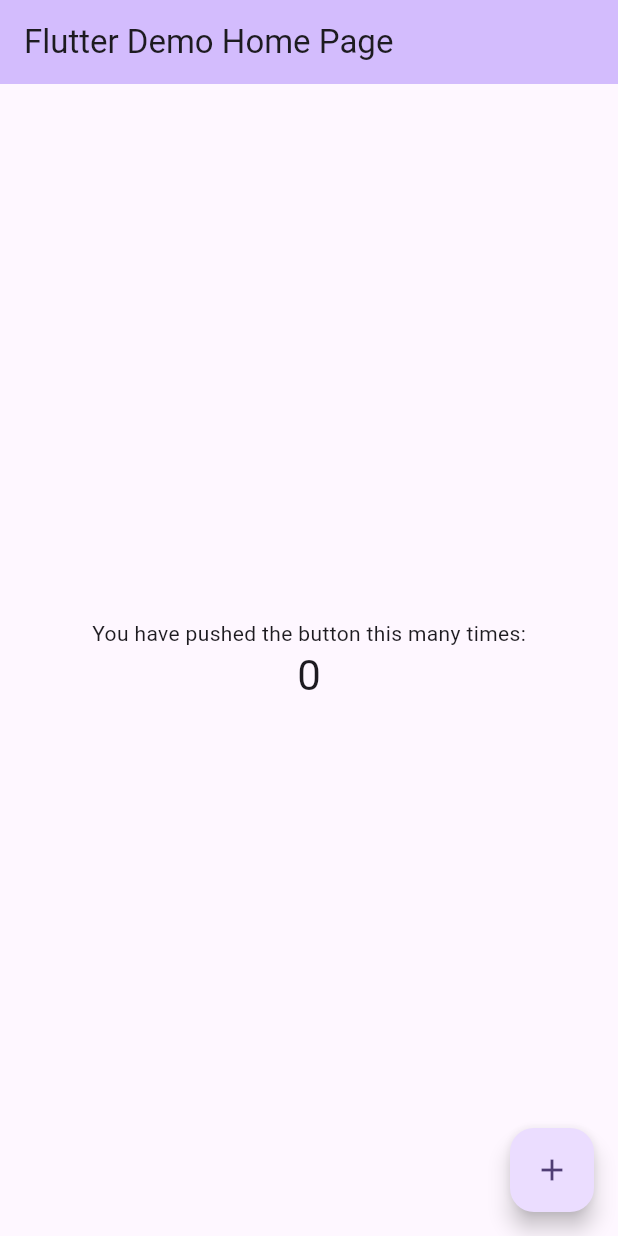
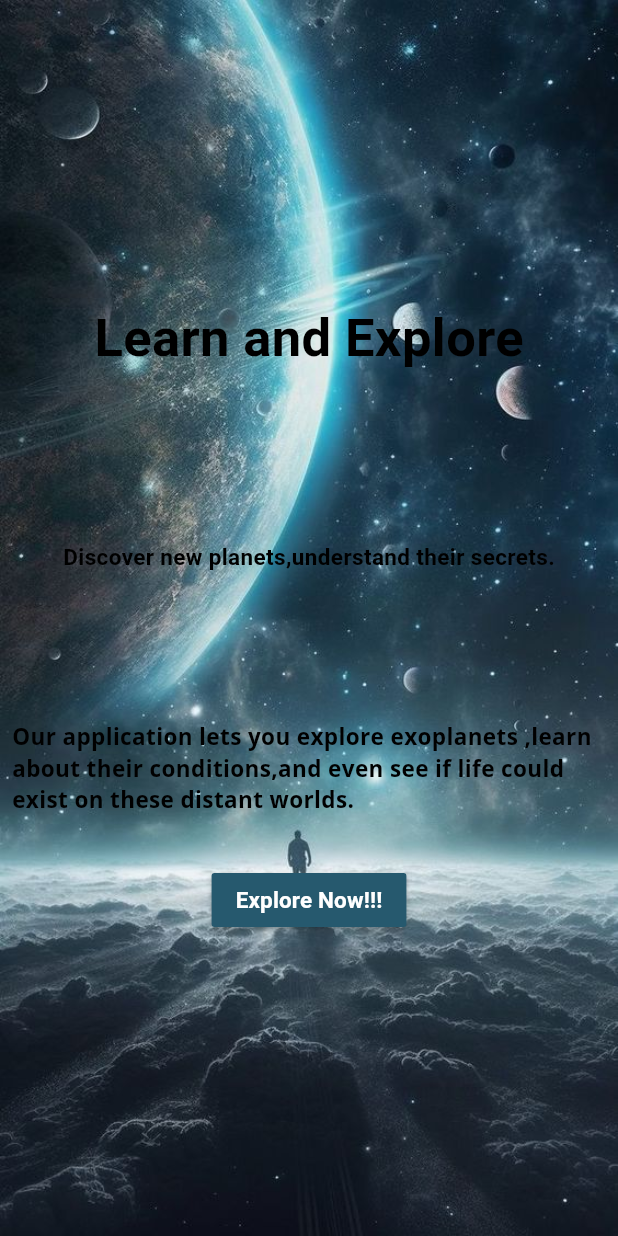
Before and after one commit to M0alaa330/Discover-Planets, a Flutter app: the screen it shows after launch, on a phone screen of 412 x 824 dp. Run offline on Flutter 3.47's test engine with Material 3 defaults, Android fonts, the phone set to English and light mode, and no system bars; our stand-ins replace google_fonts; Roboto replaces fonts that are missing (Audiowide).

Commit message:
create folders,on boarding finish ...

```diff
--- /dev/null
+++ b/lib/fonts/font_model.dart
@@ -0,0 +1,18 @@
+import 'package:flutter/material.dart';
+import 'package:google_fonts/google_fonts.dart';
+
+TextStyle fontStyle(
+    {required double fontSize,
+    required Color color,
+    required FontWeight fontWeight}) {
+  return GoogleFonts.audiowide(
+      color: color, fontSize: fontSize, fontWeight: fontWeight);
+}
+
+TextStyle textstyle(
+    {required double fontSize,
+    required Color color,
+    required FontWeight fontWeight}) {
+  return GoogleFonts.openSans(
+      color: color, fontSize: fontSize, fontWeight: fontWeight);
+}
--- a/lib/main.dart
+++ b/lib/main.dart
@@ -1,3 +1,5 @@
+import 'package:discover_planets/screens/home_screen.dart';
+import 'package:discover_planets/screens/onbording.dart';
 import 'package:flutter/material.dart';
 
 void main() {
@@ -7,119 +9,14 @@
 class MyApp extends StatelessWidget {
   const MyApp({super.key});
 
-  // This widget is the root of your application.
   @override
   Widget build(BuildContext context) {
     return MaterialApp(
-      title: 'Flutter Demo',
-      theme: ThemeData(
-        // This is the theme of your application.
-        //
-        // TRY THIS: Try running your application with "flutter run". You'll see
-        // the application has a purple toolbar. Then, without quitting the app,
-        // try changing the seedColor in the colorScheme below to Colors.green
-        // and then invoke "hot reload" (save your changes or press the "hot
-        // reload" button in a Flutter-supported IDE, or press "r" if you used
-        // the command line to start the app).
-        //
-        // Notice that the counter didn't reset back to zero; the application
-        // state is not lost during the reload. To reset the state, use hot
-        // restart instead.
-        //
-        // This works for code too, not just values: Most code changes can be
-        // tested with just a hot reload.
-        colorScheme: ColorScheme.fromSeed(seedColor: Colors.deepPurple),
-        useMaterial3: true,
-      ),
-      home: const MyHomePage(title: 'Flutter Demo Home Page'),
+      debugShowCheckedModeBanner: false,
+      routes: {
+        "homescreen": (context) => HomeScreen(),
+      },
+      home: Onbording(),
     );
   }
 }
-
-class MyHomePage extends StatefulWidget {
-  const MyHomePage({super.key, required this.title});
-
-  // This widget is the home page of your application. It is stateful, meaning
-  // that it has a State object (defined below) that contains fields that affect
-  // how it looks.
-
-  // This class is the configuration for the state. It holds the values (in this
-  // case the title) provided by the parent (in this case the App widget) and
-  // used by the build method of the State. Fields in a Widget subclass are
-  // always marked "final".
-
-  final String title;
-
-  @override
-  State<MyHomePage> createState() => _MyHomePageState();
-}
-
-class _MyHomePageState extends State<MyHomePage> {
-  int _counter = 0;
-
-  void _incrementCounter() {
-    setState(() {
-      // This call to setState tells the Flutter framework that something has
-      // changed in this State, which causes it to rerun the build method below
-      // so that the display can reflect the updated values. If we changed
-      // _counter without calling setState(), then the build method would not be
-      // called again, and so nothing would appear to happen.
-      _counter++;
-    });
-  }
-
-  @override
-  Widget build(BuildContext context) {
-    // This method is rerun every time setState is called, for instance as done
-    // by the _incrementCounter method above.
-    //
-    // The Flutter framework has been optimized to make rerunning build methods
-    // fast, so that you can just rebuild anything that needs updating rather
-    // than having to individually change instances of widgets.
-    return Scaffold(
-      appBar: AppBar(
-        // TRY THIS: Try changing the color here to a specific color (to
-        // Colors.amber, perhaps?) and trigger a hot reload to see the AppBar
-        // change color while the other colors stay the same.
-        backgroundColor: Theme.of(context).colorScheme.inversePrimary,
-        // Here we take the value from the MyHomePage object that was created by
-        // the App.build method, and use it to set our appbar title.
-        title: Text(widget.title),
-      ),
-      body: Center(
-        // Center is a layout widget. It takes a single child and positions it
-        // in the middle of the parent.
-        child: Column(
-          // Column is also a layout widget. It takes a list of children and
-          // arranges them vertically. By default, it sizes itself to fit its
-          // children horizontally, and tries to be as tall as its parent.
-          //
-          // Column has various properties to control how it sizes itself and
-          // how it positions its children. Here we use mainAxisAlignment to
-          // center the children vertically; the main axis here is the vertical
-          // axis because Columns are vertical (the cross axis would be
-          // horizontal).
-          //
-          // TRY THIS: Invoke "debug painting" (choose the "Toggle Debug Paint"
-          // action in the IDE, or press "p" in the console), to see the
-          // wireframe for each widget.
-          mainAxisAlignment: MainAxisAlignment.center,
-          children: <Widget>[
-            const Text(
-              'You have pushed the button this many times:',
-            ),
-            Text(
-              '$_counter',
-              style: Theme.of(context).textTheme.headlineMedium,
-            ),
-          ],
-        ),
-      ),
-      floatingActionButton: FloatingActionButton(
-        onPressed: _incrementCounter,
-        tooltip: 'Increment',
-        child: const Icon(Icons.add),
-      ), // This trailing comma makes auto-formatting nicer for build methods.
-    );
-  }
-}
--- /dev/null
+++ b/lib/screens/home_screen.dart
@@ -0,0 +1,19 @@
+import 'package:flutter/material.dart';
+
+class HomeScreen extends StatelessWidget {
+  const HomeScreen({super.key});
+
+  @override
+  Widget build(BuildContext context) {
+    return Scaffold(
+        appBar: AppBar(
+      title: Center(
+        child: Text(
+          "Discover Palnets",
+          style: TextStyle(
+              color: Colors.white, fontSize: 20, fontWeight: FontWeight.bold),
+        ),
+      ),
+    ));
+  }
+}
--- /dev/null
+++ b/lib/screens/onbording.dart
@@ -0,0 +1,84 @@
+import 'package:discover_planets/fonts/font_model.dart';
+import 'package:flutter/material.dart';
+
+class Onbording extends StatelessWidget {
+  const Onbording({super.key});
+
+  @override
+  Widget build(BuildContext context) {
+    return Scaffold(
+        body: Container(
+      height: double.infinity,
+      width: double.infinity,
+      decoration: BoxDecoration(
+          image: DecorationImage(
+        image: AssetImage("assets/images/ onboarding.jpg"),
+        fit: BoxFit.fill,
+      )),
+      child: Padding(
+        padding: const EdgeInsets.symmetric(vertical: 200.0),
+        child: Column(
+          mainAxisAlignment: MainAxisAlignment.spaceBetween,
+          crossAxisAlignment: CrossAxisAlignment.center,
+          children: [
+            Text(
+              "Learn and Explore",
+              style: fontStyle(
+                  fontSize: 35,
+                  color: Colors.black,
+                  fontWeight: FontWeight.bold),
+            ),
+            SizedBox(
+              height: 60,
+            ),
+            Text(
+              "Discover new planets,understand their secrets.",
+              style: fontStyle(
+                  fontSize: 15,
+                  color: Colors.black,
+                  fontWeight: FontWeight.bold),
+            ),
+            SizedBox(
+              height: 40,
+            ),
+            Padding(
+              padding: const EdgeInsets.all(8.0),
+              child: Text(
+                "Our application lets you explore exoplanets ,learn about their conditions,and even see if life could exist on these distant worlds.",
+                style: textstyle(
+                    fontSize: 15,
+                    color: Colors.black,
+                    fontWeight: FontWeight.bold),
+              ),
+            ),
+            MaterialButton(
+                color: Color(0xff26596e),
+                onPressed: () {
+                  Navigator.pushNamed(context, "homescreen");
+                },
+                child: Text(
+                  "Explore Now!!!",
+                  style: fontStyle(
+                    fontSize: 15,
+                    color: Colors.white,
+                    fontWeight: FontWeight.bold,
+                  ),
+                ))
+          ],
+        ),
+      ),
+    ));
+  }
+}
+/*
+Padding(
+        padding: const EdgeInsets.symmetric(vertical: 20),
+        child: Column(
+          crossAxisAlignment: CrossAxisAlignment.center,
+          children: [
+            Text("")
+
+          ],
+        ),
+      ),
+ */
--- a/pubspec.yaml
+++ b/pubspec.yaml
@@ -35,6 +35,7 @@ dependencies:
   # The following adds the Cupertino Icons font to your application.
   # Use with the CupertinoIcons class for iOS style icons.
   cupertino_icons: ^1.0.6
+  google_fonts: ^6.2.1
 
 dev_dependencies:
   flutter_test:
@@ -59,8 +60,8 @@ flutter:
   uses-material-design: true
 
   # To add assets to your application, add an assets section, like this:
-  # assets:
-  #   - images/a_dot_burr.jpeg
+  assets:
+    - assets/images/
   #   - images/a_dot_ham.jpeg
 
   # An image asset can refer to one or more resolution-specific "variants", see
```
Also changed, not shown: assets/images/ onboarding.jpg (added), assets/images/onboarding2.jpg (added), pubspec.lock, 7 other files.
